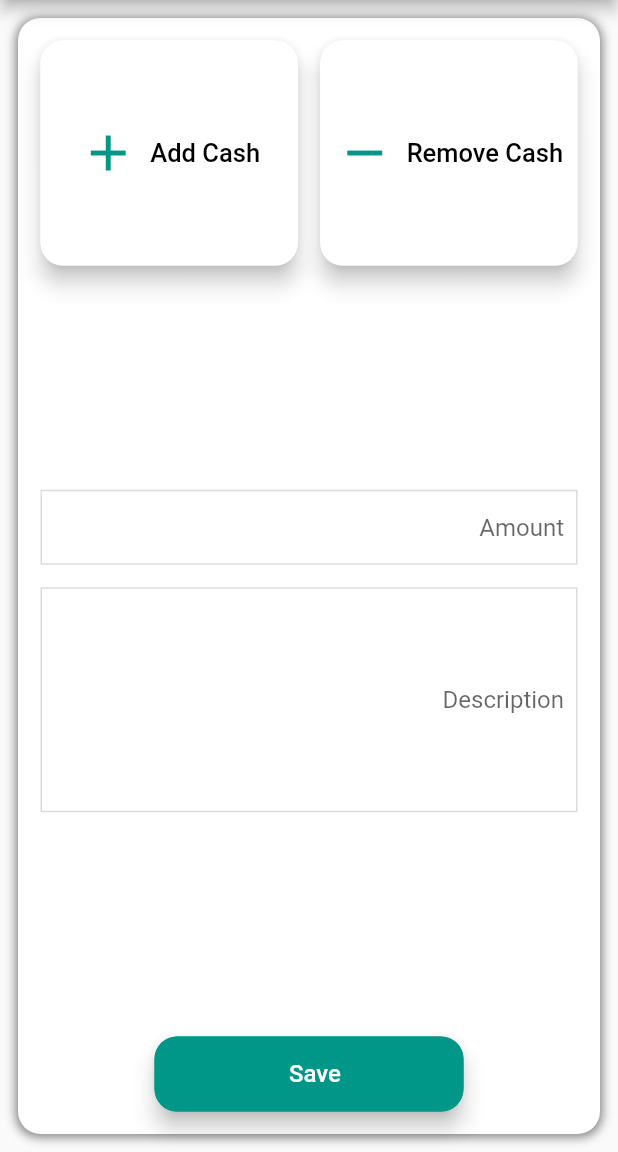
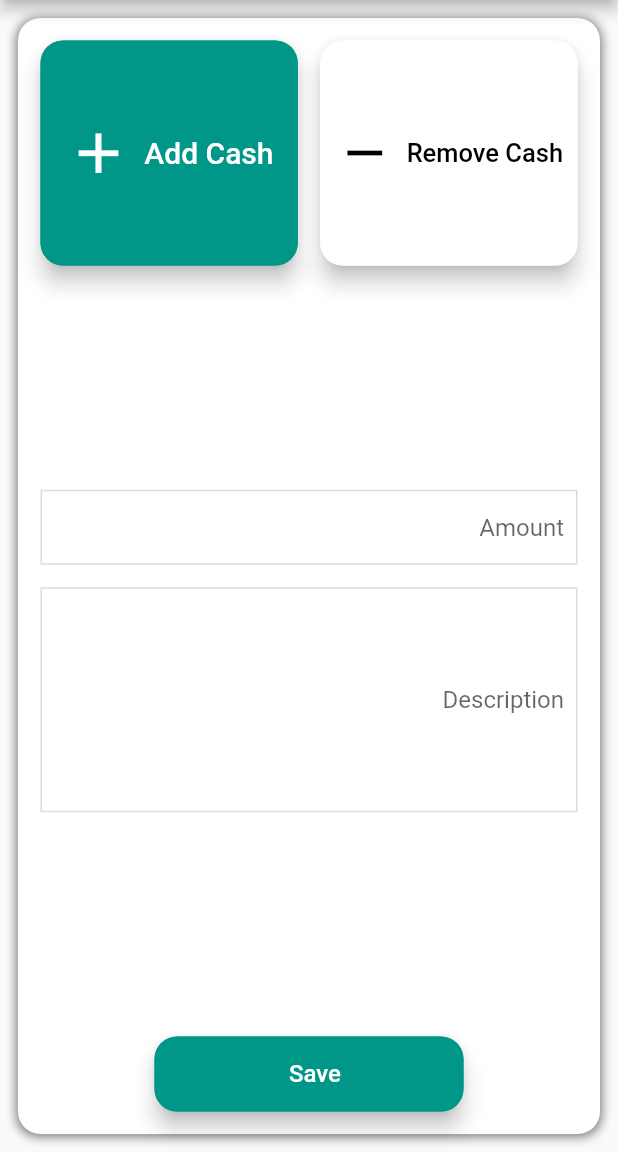
Before and after one commit to mahdijahandide/pos_system, a Flutter app: the CashInOut screen opened by its route, on a phone screen of 412 x 824 dp, the part 84-1236 px from its top. Run offline on Flutter 3.47's test engine with Material 2 defaults, Android fonts, the phone set to English and light mode, and no system bars; our stand-ins replace audioplayers, carousel_slider, dotted_line, fluttertoast, get, pdf and 3 more; missing offline and left inert: dart:html, dart:js, flutter_simple_calculator, multiselect, simple_autocomplete_formfield, vk and 2 more.

Commit message:
add remove cash connect

```diff
--- a/lib/services/remotes/api_routes.dart
+++ b/lib/services/remotes/api_routes.dart
@@ -25,3 +25,4 @@ const String CHECKOUT_CART = BASE_URL + 'checkoutConfirm';
 const String ADD_NEW_CUSTOMER = BASE_URL + 'AddNewCustomer';
 const String GET_ORDERS = BASE_URL + 'getOrders';
 const String GET_ORDER_ITEMS = BASE_URL + 'getOrderItems';
+const String CASH_IN_OUT = BASE_URL + 'cash/change';
--- a/lib/views/pages/largePages/cash/cash_in_out.dart
+++ b/lib/views/pages/largePages/cash/cash_in_out.dart
@@ -1,21 +1,23 @@
 import 'package:flutter/material.dart';
 import 'package:get/get.dart';
-import 'package:pos_system/helper/app_color.dart';
+import 'package:pos_system/services/controller/cash_controller.dart';
 import 'package:pos_system/views/components/buttons/custom_text_button.dart';
+import 'package:pos_system/views/components/snackbar/snackbar.dart';
 import 'package:pos_system/views/components/textfields/textfield.dart';
 import 'package:pos_system/views/pages/largePages/modals/cash_modal.dart';
 
 import '../../../components/texts/customText.dart';
 
-class CashInOut extends StatelessWidget {
+class CashInOut extends GetView<CashController> {
   const CashInOut({Key? key}) : super(key: key);
 
   @override
   Widget build(BuildContext context) {
+    Get.lazyPut(() => CashController());
     return SafeArea(
       child: Scaffold(
         appBar: AppBar(
-          centerTitle: true,backgroundColor: Colors.grey.withOpacity(0.5),
+          centerTitle: true, backgroundColor: Colors.grey.withOpacity(0.5),
           title: CustomText().createText(
               title: 'Cash in/out'.tr, size: 18, fontWeight: FontWeight.bold),
           actions: [
@@ -37,12 +39,14 @@ class CashInOut extends StatelessWidget {
             )
           ],
         ),
-        body: Padding(
+        body: Obx(() {
+          return Padding(
             padding: const EdgeInsets.all(12.0),
             child: Center(
               child: Container(
                 width: 600,
-              padding: const EdgeInsets.symmetric(vertical: 15, horizontal: 15),
+                padding: const EdgeInsets.symmetric(
+                    vertical: 15, horizontal: 15),
                 decoration: BoxDecoration(
                   color: Colors.white,
                   borderRadius: BorderRadius.circular(15),
@@ -64,14 +68,19 @@ class CashInOut extends StatelessWidget {
                             height: 150,
                             child: CustomTextButton().createTextButton(
                                 buttonText: 'Add Cash',
-                            buttonColor: Colors.white,
-                            textColor: Colors.black,
-                            textSize: 17,
+                                buttonColor: controller.isAddCash.isTrue
+                                    ? Colors.teal
+                                    : Colors.white,
+                                textColor:controller.isAddCash.isTrue?Colors.white: Colors.black,
+                                textSize: controller.isAddCash.isTrue ? 20 : 17,
                                 elevation: 6.0,
-                            icon: const Icon(
-                              Icons.add,
-                              size: 40,
+                                icon: Icon(
+                                  Icons.add,color: controller.isAddCash.isTrue?Colors.white:Colors.black,
+                                  size: controller.isAddCash.isTrue ? 45 : 40,
                                 ),
+                                onPress: () {
+                                  controller.isAddCash.value = true;
+                                }
                             ),
                           ),
                         ),
@@ -83,31 +92,46 @@ class CashInOut extends StatelessWidget {
                             height: 150,
                             child: CustomTextButton().createTextButton(
                                 buttonText: 'Remove Cash',
-                            buttonColor: Colors.white,
-                            textSize: 17,
-                            textColor: Colors.black,
+                                buttonColor: controller.isAddCash.isFalse
+                                    ? Colors.teal
+                                    : Colors.white,
+                                textSize: controller.isAddCash.isFalse
+                                    ? 20
+                                    : 17,
+                                textColor:controller.isAddCash.isFalse?Colors.white: Colors.black,
                                 elevation: 6.0,
-                            icon: const Icon(
-                              Icons.remove,
-                              size: 40,
+                                icon: Icon(
+                                  Icons.remove,color:controller.isAddCash.isFalse?Colors.white: Colors.black,
+                                  size: controller.isAddCash.isFalse ? 45 : 40,
                                 ),
+                                onPress: () {
+                                  controller.isAddCash.value = false;
+                                }
                             ),
                           ),
                         ),
                       ],
                     ),
                     const Expanded(child: SizedBox()),
-                  CustomTextField().createTextField(hint: 'Amount', height: 50),
+                    CustomTextField().createTextField(
+                        hint: 'Amount', height: 50,controller: controller.amountTextController),
                     const SizedBox(
                       height: 15,
                     ),
                     CustomTextField()
-                      .createTextField(hint: 'Description', height: 150),
+                        .createTextField(hint: 'Description', height: 150,controller: controller.descriptionTextController),
                     const Expanded(child: SizedBox()),
                     SizedBox(
                         height: 50,
                         width: Get.width / 2,
                         child: CustomTextButton().createTextButton(
+                          onPress: (){
+                            if(controller.amountTextController.text.isNotEmpty&&int.parse(controller.amountTextController.text.toString())>0){
+                              controller.addOrRemoveCashRequest();
+                            }else{
+                              Snack().createSnack(title: 'warning',msg: 'please enter right value');
+                            }
+                          },
                             buttonText: 'Save',
                             buttonColor: Colors.teal,
                             textColor: Colors.white,
@@ -116,7 +140,8 @@ class CashInOut extends StatelessWidget {
                 ),
               ),
             ),
-        ),
+          );
+        }),
       ),
     );
   }
```
Also changed, not shown: lib/services/controller/cash_controller.dart (added, +43 -0 lines), lib/services/remotes/remote_status_handler.dart (+9 -3 lines). Lines whose indentation alone changed are shown as unchanged.
